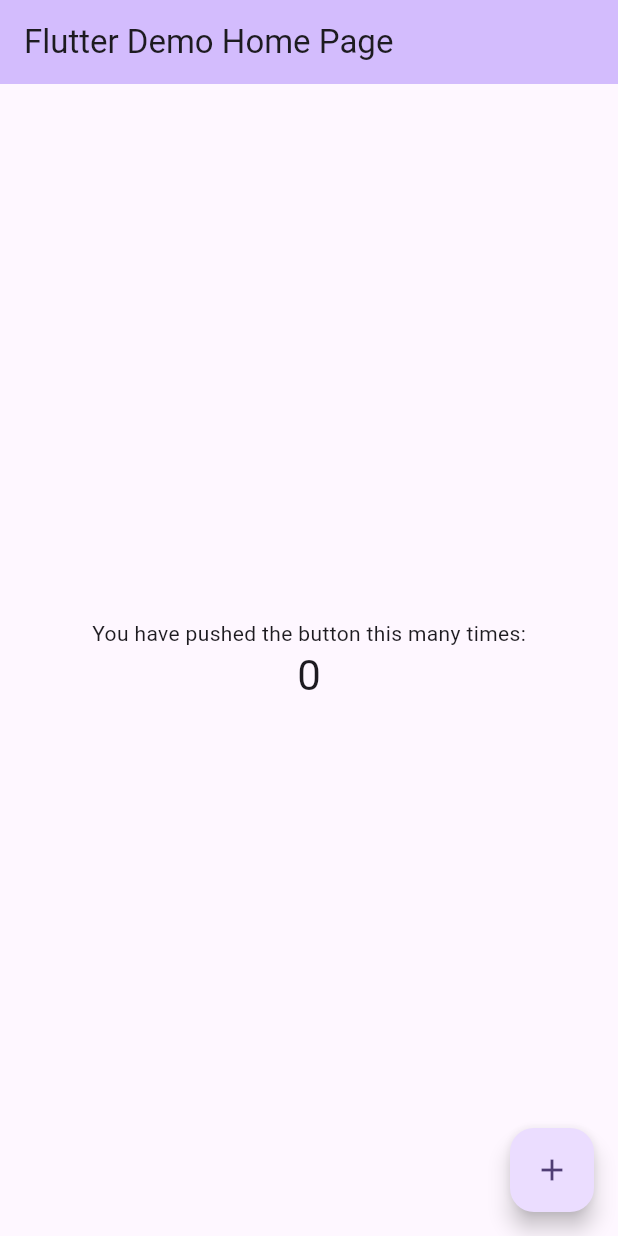
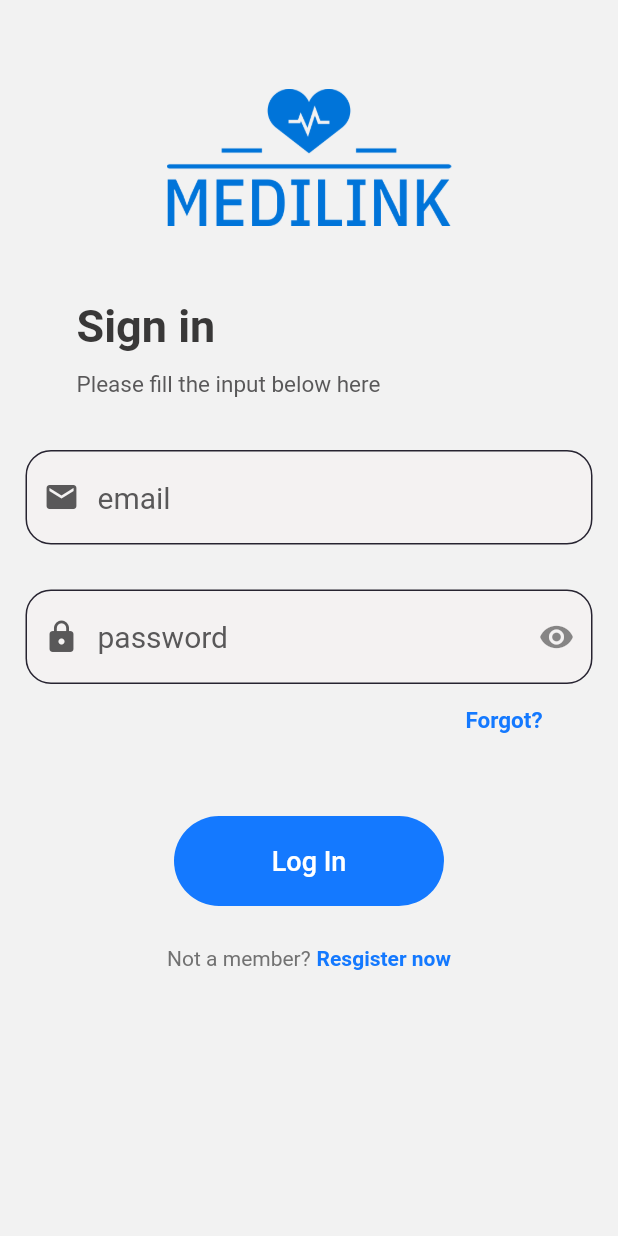
Before and after one commit to medkira/medi-link, a Flutter app: the screen it shows after launch, on a phone screen of 412 x 824 dp. Run offline on Flutter 3.47's test engine with Material 2 defaults, Android fonts, the light colour scheme and no system bars; our stand-ins replace animated_splash_screen, google_fonts.

Commit message:
i add login page and still dev register pages

```diff
--- /dev/null
+++ b/medi_link/lib/auth/login_or_register.dart
@@ -0,0 +1,29 @@
+import 'package:flutter/material.dart';
+import 'package:medilink/features/Login/login_page.dart';
+import 'package:medilink/features/Register/register_page.dart';
+
+class LoginOrRegister extends StatefulWidget {
+  const LoginOrRegister({super.key});
+
+  @override
+  State<LoginOrRegister> createState() => _LoginOrRegisterState();
+}
+
+class _LoginOrRegisterState extends State<LoginOrRegister> {
+  bool showLoginPage = true;
+
+  void tooglePages() {
+    setState(() {
+      showLoginPage = !showLoginPage;
+    });
+  }
+
+  @override
+  Widget build(BuildContext context) {
+    if (showLoginPage) {
+      return LoginPage(onTap: tooglePages);
+    } else {
+      return RegisterPgae(onTap: tooglePages);
+    }
+  }
+}
--- /dev/null
+++ b/medi_link/lib/common/button.dart
@@ -0,0 +1,41 @@
+import 'package:flutter/material.dart';
+
+class MyButton extends StatelessWidget {
+  final Function()? onTap;
+  final String text;
+  final Color color;
+  final GlobalKey? formKey;
+  const MyButton({
+    super.key,
+    required this.onTap,
+    required this.text,
+    required this.color,
+    this.formKey,
+  });
+
+  @override
+  Widget build(BuildContext context) {
+    return GestureDetector(
+      onTap: onTap,
+      child: Container(
+        width: 180,
+        height: 60,
+        padding: const EdgeInsets.all(5),
+        decoration: BoxDecoration(
+          borderRadius: BorderRadius.circular(50),
+          color: color,
+        ),
+        child: Center(
+            child: Text(
+          text,
+          style: const TextStyle(
+            color: Colors.white,
+            fontSize: 18,
+            fontWeight: FontWeight.w500,
+          ),
+        )),
+      ),
+    );
+  }
+}
+//  Color.fromARGB(22, 0, 70, 135),
--- /dev/null
+++ b/medi_link/lib/common/text_field.dart
@@ -0,0 +1,128 @@
+import 'package:flutter/material.dart';
+
+import '../utils/form_validation.dart';
+
+class MyTextfield extends StatefulWidget {
+  final TextEditingController controller;
+  final String hintText;
+  final bool obscureText;
+  final bool next;
+  final Icon icon;
+
+  const MyTextfield({
+    Key? key,
+    required this.controller,
+    required this.hintText,
+    required this.obscureText,
+    required this.icon,
+    required this.next,
+  }) : super(key: key);
+
+  @override
+  State<MyTextfield> createState() => _MyTextfieldState();
+}
+
+class _MyTextfieldState extends State<MyTextfield> {
+  bool _isfill = false;
+  bool _showText = true;
+
+  @override
+  Widget build(BuildContext context) {
+    return Padding(
+      padding: const EdgeInsets.only(left: 17.0, right: 17, bottom: 15),
+      child: TextFormField(
+        validator: widget.obscureText
+            ? (String? value) =>
+                FormValidation.passwordValidation(value, widget.hintText)
+            : (String? value) =>
+                FormValidation.emaiValidation(value, widget.hintText),
+        onChanged: (val) {
+          setState(() {
+            if (_isfill == false) {
+              _isfill = true;
+            }
+          });
+        },
+        textInputAction:
+            widget.next ? TextInputAction.next : TextInputAction.done,
+        obscureText: (widget.obscureText && _showText),
+        controller: widget.controller,
+        onTap: () {
+          setState(() {
+            if (_isfill == false) {
+              _isfill = true;
+            }
+          });
+        },
+        onTapOutside: (event) {
+          setState(() {
+            if (widget.controller.text != "") {
+              _isfill = true;
+            } else if (_isfill == true) {
+              _isfill = !_isfill;
+            }
+          });
+        },
+        style: const TextStyle(
+          fontSize: 20,
+          color: Color.fromARGB(255, 27, 27, 27),
+        ),
+        decoration: InputDecoration(
+          // errorText: "wrong pass",
+
+          fillColor: _isfill
+              ? const Color.fromARGB(255, 244, 242, 242)
+              : const Color.fromARGB(255, 244, 242, 242),
+          enabledBorder: OutlineInputBorder(
+            borderSide: const BorderSide(color: Color.fromRGBO(39, 36, 49, 1)),
+            borderRadius: BorderRadius.circular(17),
+          ),
+          focusedBorder: OutlineInputBorder(
+            borderRadius: BorderRadius.circular(17),
+            borderSide: const BorderSide(color: Color.fromRGBO(39, 36, 49, 1)),
+          ),
+          filled: true,
+          hintText: widget.hintText,
+          hintStyle: const TextStyle(
+            color: Color.fromARGB(255, 89, 88, 89),
+          ),
+          prefixIcon: Icon(
+            widget.icon.icon,
+            color: _isfill
+                ? const Color.fromARGB(255, 146, 143, 146)
+                : const Color.fromARGB(255, 89, 88, 89),
+          ),
+          errorBorder: OutlineInputBorder(
+            borderSide: const BorderSide(
+              color: Colors.red,
+            ),
+            borderRadius: BorderRadius.circular(17),
+          ),
+          focusedErrorBorder: OutlineInputBorder(
+            borderSide: const BorderSide(color: Colors.red),
+            borderRadius: BorderRadius.circular(17),
+          ),
+          suffixIcon: widget.obscureText
+              ? (_showText
+                  ? IconButton(
+                      icon: const Icon(Icons.visibility),
+                      onPressed: () {
+                        setState(() {
+                          _showText = !_showText;
+                        });
+                      },
+                    )
+                  : IconButton(
+                      icon: const Icon(Icons.visibility_off),
+                      onPressed: () {
+                        setState(() {
+                          _showText = !_showText;
+                        });
+                      },
+                    ))
+              : null,
+        ),
+      ),
+    );
+  }
+}
--- /dev/null
+++ b/medi_link/lib/features/Login/login_page.dart
@@ -0,0 +1,159 @@
+import 'package:flutter/material.dart';
+import '../../common/button.dart';
+import '../../common/text_field.dart';
+
+class LoginPage extends StatefulWidget {
+  final Function()? onTap;
+  const LoginPage({super.key, required this.onTap});
+
+  @override
+  State<LoginPage> createState() => _LoginPageState();
+}
+
+class _LoginPageState extends State<LoginPage> {
+  final emailTextController = TextEditingController();
+  final passwordTextController = TextEditingController();
+  final formKey = GlobalKey<FormState>();
+  @override
+  Widget build(BuildContext context) {
+    return GestureDetector(
+      onTap: () {
+        FocusManager.instance.primaryFocus?.unfocus();
+      },
+      child: Scaffold(
+        body: SingleChildScrollView(
+          child: Container(
+            color: const Color(0xfff2f2f2),
+            height: MediaQuery.of(context).size.height,
+            // decoration: const BoxDecoration(
+            //   image: DecorationImage(
+            //       image: AssetImage("assets/images/backroundHealthcare.jpg"),
+            //       fit: BoxFit.cover),
+            // ),
+            child: SafeArea(
+              child: Column(
+                children: [
+                  const SizedBox(height: 10),
+                  // welcome back message
+                  Image.asset(
+                    'assets/images/logo-medilink.png',
+                    height: 190,
+                    width: 190,
+                  ),
+
+                  const SizedBox(
+                    width: 310,
+                    child: Column(
+                      crossAxisAlignment: CrossAxisAlignment.start,
+                      children: [
+                        Text(
+                          "Sign in",
+                          style: TextStyle(
+                            color: Color.fromARGB(255, 57, 56, 56),
+                            fontSize: 30,
+                            fontWeight: FontWeight.bold,
+                          ),
+                        ),
+                        SizedBox(
+                          height: 12,
+                        ),
+                        Text(
+                          "Please fill the input below here",
+                          style: TextStyle(
+                            color: Color.fromARGB(255, 89, 88, 89),
+                            fontSize: 15,
+                          ),
+                        ),
+                      ],
+                    ),
+                  ),
+
+                  const SizedBox(height: 35),
+
+                  Form(
+                      key: formKey,
+                      child: Column(
+                        children: [
+                          MyTextfield(
+                            controller: emailTextController,
+                            hintText: 'email',
+                            obscureText: false,
+                            icon: const Icon(Icons.mail),
+                            next: true,
+                          ),
+                          const SizedBox(height: 15),
+                          //password textfield
+                          MyTextfield(
+                            controller: passwordTextController,
+                            hintText: 'password',
+                            obscureText: true,
+                            icon: const Icon(
+                              Icons.lock,
+                              color: Colors.white,
+                            ),
+                            next: false,
+                          ),
+                        ],
+                      )),
+                  //email textfield
+                  Container(
+                    padding: const EdgeInsets.only(left: 260),
+                    child: GestureDetector(
+                      onTap: () {},
+                      child: const Text(
+                        "Forgot?",
+                        style: TextStyle(
+                            color: Color(0xff1479FF),
+                            fontWeight: FontWeight.bold,
+                            fontSize: 15),
+                      ),
+                    ),
+                  ),
+                  const SizedBox(height: 55),
+
+                  //sign in button
+                  MyButton(
+                    color: const Color(0xff1479FF),
+                    onTap: () {
+                      if (formKey.currentState!.validate()) {}
+                    },
+                    text: 'Log In',
+                    formKey: formKey,
+                  ),
+
+                  //go to register page
+                  Padding(
+                    padding: const EdgeInsets.only(top: 27.0),
+                    child: Row(
+                      mainAxisAlignment: MainAxisAlignment.center,
+                      children: [
+                        const Text(
+                          "Not a member?",
+                          style: TextStyle(
+                              color: Color.fromARGB(255, 114, 114, 114)),
+                        ),
+                        const SizedBox(
+                          width: 4,
+                        ),
+                        GestureDetector(
+                          onTap: widget.onTap,
+                          child: const Text(
+                            "Resgister now",
+                            style: TextStyle(
+                              color: Color(0xff1479FF),
+                              fontWeight: FontWeight.bold,
+                            ),
+                          ),
+                        ),
+                      ],
+                    ),
+                  ),
+                ],
+              ),
+            ),
+          ),
+        ),
+      ),
+    );
+  }
+}
--- a/medi_link/lib/main.dart
+++ b/medi_link/lib/main.dart
@@ -1,4 +1,6 @@
+import 'package:animated_splash_screen/animated_splash_screen.dart';
 import 'package:flutter/material.dart';
+import 'package:medilink/auth/login_or_register.dart';
 
 void main() {
   runApp(const MyApp());
@@ -7,119 +9,26 @@ void main() {
 class MyApp extends StatelessWidget {
   const MyApp({super.key});
 
-  // This widget is the root of your application.
+//   @override
+//   Widget build(BuildContext context) {
+//     return MaterialApp(
+//       debugShowCheckedModeBanner: false,
+//       home: LoginOrRegister(),
+//     );
+//   }
+// }
+
   @override
   Widget build(BuildContext context) {
     return MaterialApp(
-      title: 'Flutter Demo',
-      theme: ThemeData(
-        // This is the theme of your application.
-        //
-        // TRY THIS: Try running your application with "flutter run". You'll see
-        // the application has a blue toolbar. Then, without quitting the app,
-        // try changing the seedColor in the colorScheme below to Colors.green
-        // and then invoke "hot reload" (save your changes or press the "hot
-        // reload" button in a Flutter-supported IDE, or press "r" if you used
-        // the command line to start the app).
-        //
-        // Notice that the counter didn't reset back to zero; the application
-        // state is not lost during the reload. To reset the state, use hot
-        // restart instead.
-        //
-        // This works for code too, not just values: Most code changes can be
-        // tested with just a hot reload.
-        colorScheme: ColorScheme.fromSeed(seedColor: Colors.deepPurple),
-        useMaterial3: true,
+      debugShowCheckedModeBanner: false,
+      home: AnimatedSplashScreen(
+        splash: Image.asset(
+          "assets/images/logo-medilink.png",
+        ),
+        splashIconSize: 140,
+        nextScreen: const LoginOrRegister(),
       ),
-      home: const MyHomePage(title: 'Flutter Demo Home Page'),
     );
   }
 }
-
-class MyHomePage extends StatefulWidget {
-  const MyHomePage({super.key, required this.title});
-
-  // This widget is the home page of your application. It is stateful, meaning
-  // that it has a State object (defined below) that contains fields that affect
-  // how it looks.
-
-  // This class is the configuration for the state. It holds the values (in this
-  // case the title) provided by the parent (in this case the App widget) and
-  // used by the build method of the State. Fields in a Widget subclass are
-  // always marked "final".
-
-  final String title;
-
-  @override
-  State<MyHomePage> createState() => _MyHomePageState();
-}
-
-class _MyHomePageState extends State<MyHomePage> {
-  int _counter = 0;
-
-  void _incrementCounter() {
-    setState(() {
-      // This call to setState tells the Flutter framework that something has
-      // changed in this State, which causes it to rerun the build method below
-      // so that the display can reflect the updated values. If we changed
-      // _counter without calling setState(), then the build method would not be
-      // called again, and so nothing would appear to happen.
-      _counter++;
-    });
-  }
-
-  @override
-  Widget build(BuildContext context) {
-    // This method is rerun every time setState is called, for instance as done
-    // by the _incrementCounter method above.
-    //
-    // The Flutter framework has been optimized to make rerunning build methods
-    // fast, so that you can just rebuild anything that needs updating rather
-    // than having to individually change instances of widgets.
-    return Scaffold(
-      appBar: AppBar(
-        // TRY THIS: Try changing the color here to a specific color (to
-        // Colors.amber, perhaps?) and trigger a hot reload to see the AppBar
-        // change color while the other colors stay the same.
-        backgroundColor: Theme.of(context).colorScheme.inversePrimary,
-        // Here we take the value from the MyHomePage object that was created by
-        // the App.build method, and use it to set our appbar title.
-        title: Text(widget.title),
-      ),
-      body: Center(
-        // Center is a layout widget. It takes a single child and positions it
-        // in the middle of the parent.
-        child: Column(
-          // Column is also a layout widget. It takes a list of children and
-          // arranges them vertically. By default, it sizes itself to fit its
-          // children horizontally, and tries to be as tall as its parent.
-          //
-          // Column has various properties to control how it sizes itself and
-          // how it positions its children. Here we use mainAxisAlignment to
-          // center the children vertically; the main axis here is the vertical
-          // axis because Columns are vertical (the cross axis would be
-          // horizontal).
-          //
-          // TRY THIS: Invoke "debug painting" (choose the "Toggle Debug Paint"
-          // action in the IDE, or press "p" in the console), to see the
-          // wireframe for each widget.
-          mainAxisAlignment: MainAxisAlignment.center,
-          children: <Widget>[
-            const Text(
-              'You have pushed the button this many times:',
-            ),
-            Text(
-              '$_counter',
-              style: Theme.of(context).textTheme.headlineMedium,
-            ),
-          ],
-        ),
-      ),
-      floatingActionButton: FloatingActionButton(
-        onPressed: _incrementCounter,
-        tooltip: 'Increment',
-        child: const Icon(Icons.add),
-      ), // This trailing comma makes auto-formatting nicer for build methods.
-    );
-  }
-}
--- /dev/null
+++ b/medi_link/lib/utils/form_validation.dart
@@ -0,0 +1,27 @@
+class FormValidation {
+  static String? emaiValidation(String? value, String hintText) {
+    if (value == null || value.isEmpty) {
+      return "$hintText is required";
+    }
+
+    if (!RegExp(r'^[\w-\.]+@([\w-]+\.)+[\w-]{2,4}$').hasMatch(value)) {
+      return "Enter Correct Email Address";
+    }
+    return null;
+  }
+
+  static String? passwordValidation(String? value, String hintText) {
+    if (value == null || value.isEmpty) {
+      return "$hintText is required";
+    }
+    if (value.length < 6) {
+      return "Minimum password length is 6.";
+    } else if (!RegExp(r'[A-Za-z]').hasMatch(value)) {
+      return "Password should contain at least one letter";
+    } else if (!RegExp(r'\d').hasMatch(value)) {
+      return "Password should contain at least one digit";
+    }
+
+    return null;
+  }
+}
```
Also changed, not shown: medi_link/lib/features/Register/register_page.dart (added, +89 -0 lines), medi_link/pubspec.yaml (+8 -2 lines), medi_link/assets/images/Doctor.jpg (added), medi_link/assets/images/Doctor1.jpg (added), medi_link/assets/images/Doctor2.jpg (added), medi_link/assets/images/Doctor3.jpg (added), medi_link/assets/images/backroundHealthcare.jpg (added), medi_link/assets/images/logo-color.svg (added), medi_link/assets/images/logo-medilink.png (added), medi_link/assets/images/logo.svg (added), medi_link/assets/images/medilink-high-resolution-color-logo.png (added), medi_link/assets/images/undraw_login1.svg (added), medi_link/pubspec.lock, 1 other file.
